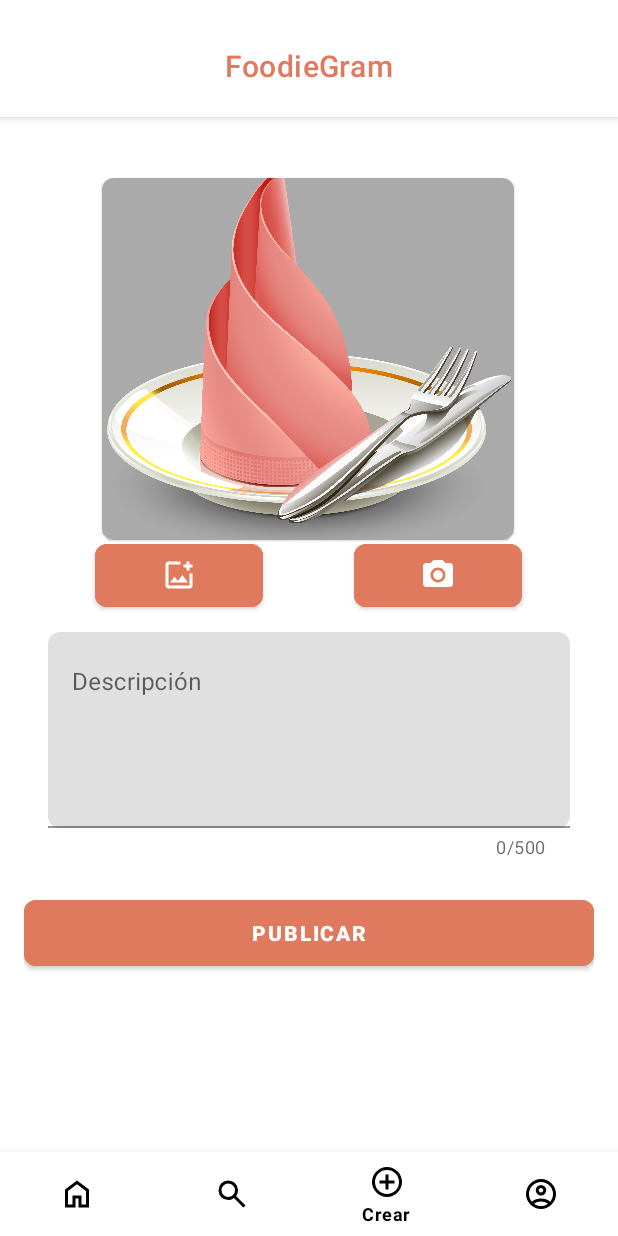
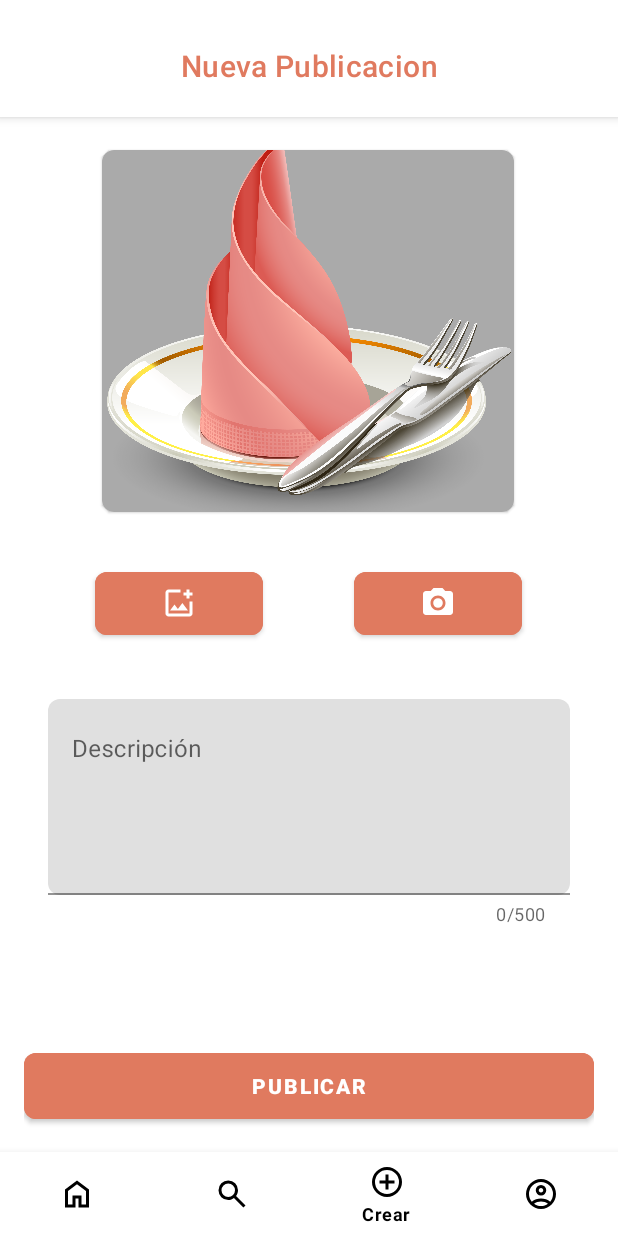
Before and after one commit to ferdSlg/FoodieGram, an Android app: the screen it shows after launch once a user with an empty profile is signed in (MainActivity), item 3 of the bottom bar chosen, on a phone screen of 412 x 824 dp. Run offline under Robolectric (Android 15) with nearby library versions, the phone set to English and light mode, and no system bars; our stand-ins replace Firebase (no records; nobody signed in at launch, a user with empty details on screens opened directly), navigation-ui; pictures from the network do not load.

Commit message:
nombre de cada fragment en la toolbar

```diff
--- a/app/src/main/AndroidManifest.xml
+++ b/app/src/main/AndroidManifest.xml
@@ -31,7 +31,7 @@
         </activity>
 
         <activity android:name=".MainActivity"
-            android:exported="false" />
+            android:exported="false"/>
 
         <meta-data
             android:name="com.google.android.gms.version"
--- a/app/src/main/java/com/ferd/foodiegram/MainActivity.java
+++ b/app/src/main/java/com/ferd/foodiegram/MainActivity.java
@@ -11,6 +11,7 @@ import androidx.core.view.WindowInsetsCompat;
 import androidx.fragment.app.Fragment;
 import androidx.navigation.NavController;
 import androidx.navigation.fragment.NavHostFragment;
+import androidx.navigation.ui.AppBarConfiguration;
 import androidx.navigation.ui.NavigationUI;
 
 import com.ferd.foodiegram.ui.LoginFragment;
@@ -24,12 +25,18 @@ public class MainActivity extends AppCompatActivity {
         super.onCreate(savedInstanceState);
         setContentView(R.layout.activity_main);
         setSupportActionBar(findViewById(R.id.toolbar));
+        AppBarConfiguration appBarConfiguration = new AppBarConfiguration.Builder(
+                R.id.crearPublicacionFragment,
+                R.id.homeFragment,
+                R.id.perfilFragment
+        ).build();
 
         // 1) Encuentra NavHostFragment y NavController
         NavHostFragment navHost = (NavHostFragment)
                 getSupportFragmentManager()
                         .findFragmentById(R.id.nav_host_fragment);
         NavController navController = navHost.getNavController();
+        NavigationUI.setupActionBarWithNavController(this, navController, appBarConfiguration);
 
         // 2) Conecta BottomNavigationView con NavController
         BottomNavigationView bottomNav = findViewById(R.id.bottomNavigationView);
--- a/app/src/main/res/layout/fragment_crear_publicacion.xml
+++ b/app/src/main/res/layout/fragment_crear_publicacion.xml
@@ -13,12 +13,10 @@
         android:layout_height="253dp"
         app:cardCornerRadius="8dp"
         app:cardUseCompatPadding="true"
-        app:layout_constraintBottom_toBottomOf="parent"
         app:layout_constraintEnd_toEndOf="parent"
         app:layout_constraintHorizontal_bias="0.496"
         app:layout_constraintStart_toStartOf="parent"
-        app:layout_constraintTop_toTopOf="parent"
-        app:layout_constraintVertical_bias="0.046">
+        app:layout_constraintTop_toTopOf="parent">
 
         <ImageView
             android:id="@+id/imagenSeleccionada"
@@ -35,47 +33,49 @@
         android:layout_width="112dp"
         android:layout_height="54dp"
         android:layout_marginHorizontal="0dp"
+        android:layout_marginTop="28dp"
         android:backgroundTint="#E07A5F"
+
         android:contentDescription="Galeria"
-
         android:gravity="center"
         app:cornerRadius="8dp"
         app:icon="@drawable/galeria"
         app:iconGravity="textStart"
         app:iconPadding="0dp"
         app:iconSize="24dp"
+
         app:iconTint="@android:color/white"
-
         app:layout_constraintBottom_toBottomOf="parent"
         app:layout_constraintEnd_toEndOf="parent"
         app:layout_constraintHorizontal_bias="0.176"
         app:layout_constraintStart_toStartOf="parent"
-        app:layout_constraintTop_toTopOf="parent"
-        app:layout_constraintVertical_bias="0.435" />
+        app:layout_constraintTop_toBottomOf="@+id/materialCardView"
+        app:layout_constraintVertical_bias="0.0" />
 
     <com.google.android.material.button.MaterialButton
         android:id="@+id/botonCamara"
         android:layout_width="112dp"
         android:layout_height="54dp"
         android:layout_marginHorizontal="0dp"
+        android:layout_marginTop="28dp"
         android:backgroundTint="#E07A5F"
+
         android:contentDescription="Galeria"
-
         android:gravity="center"
         app:cornerRadius="8dp"
         app:icon="@drawable/baseline_camera_alt_24"
         app:iconGravity="textStart"
         app:iconPadding="0dp"
+
         app:iconSize="24dp"
 
         app:iconTint="@android:color/white"
-
         app:layout_constraintBottom_toBottomOf="parent"
         app:layout_constraintEnd_toEndOf="parent"
         app:layout_constraintHorizontal_bias="0.82"
         app:layout_constraintStart_toStartOf="parent"
-        app:layout_constraintTop_toTopOf="parent"
-        app:layout_constraintVertical_bias="0.435" />
+        app:layout_constraintTop_toBottomOf="@+id/materialCardView"
+        app:layout_constraintVertical_bias="0.0" />
 
     <com.google.android.material.textfield.TextInputLayout
         android:id="@+id/textInputLayoutDescripcion"
@@ -86,31 +86,32 @@
 
 
         android:hint="Descripción"
-        app:hintEnabled="true"
+        app:boxBackgroundMode="filled"
+        app:boxCornerRadiusBottomEnd="8dp"
+        app:boxCornerRadiusBottomStart="8dp"
 
-        app:boxBackgroundMode="filled"
+        app:boxCornerRadiusTopEnd="8dp"
         app:boxCornerRadiusTopStart="8dp"
-        app:boxCornerRadiusTopEnd="8dp"
-        app:boxCornerRadiusBottomStart="8dp"
-        app:boxCornerRadiusBottomEnd="8dp"
 
         app:counterEnabled="true"
+
         app:counterMaxLength="500"
-
-        app:layout_constraintTop_toTopOf="parent"
-        app:layout_constraintBottom_toBottomOf="parent"
+        app:hintEnabled="true"
+        app:layout_constraintTop_toBottomOf="@id/botonGaleria"
+        app:layout_constraintBottom_toTopOf="@id/botonPublicar"
         app:layout_constraintStart_toStartOf="parent"
         app:layout_constraintEnd_toEndOf="parent"
-        app:layout_constraintVertical_bias="0.656">
+        app:layout_constraintBottom_toBottomOf="parent"
+        app:layout_constraintVertical_bias="0.248">
 
         <com.google.android.material.textfield.TextInputEditText
             android:id="@+id/editDescripcion"
             android:layout_width="match_parent"
             android:layout_height="wrap_content"
+            android:gravity="top"
             android:inputType="textMultiLine"
             android:lines="5"
-            android:gravity="top"
-            android:scrollbars="vertical"/>
+            android:scrollbars="vertical" />
     </com.google.android.material.textfield.TextInputLayout>
 
     <com.google.android.material.button.MaterialButton
@@ -118,17 +119,15 @@
         android:layout_width="0dp"
         android:layout_height="56dp"
         android:layout_marginHorizontal="0dp"
-        android:layout_marginTop="24dp"
         android:backgroundTint="#E07A5F"
         android:text="Publicar"
         android:textColor="@android:color/white"
         android:textStyle="bold"
         app:cornerRadius="8dp"
         app:layout_constraintBottom_toBottomOf="parent"
+        app:layout_constraintStart_toStartOf="parent"
         app:layout_constraintEnd_toEndOf="parent"
         app:layout_constraintHorizontal_bias="0.0"
-        app:layout_constraintStart_toStartOf="parent"
-        app:layout_constraintTop_toTopOf="parent"
-        app:layout_constraintVertical_bias="0.823" />
+        app:layout_constraintVertical_bias="0.645" />
 
 </androidx.constraintlayout.widget.ConstraintLayout>
--- a/app/src/main/res/layout/item_publicacion.xml
+++ b/app/src/main/res/layout/item_publicacion.xml
@@ -18,12 +18,16 @@
             android:layout_width="36dp"
             android:layout_height="31dp"
             android:layout_margin="12dp"
+            android:layout_marginStart="4dp"
+            android:layout_marginTop="2dp"
+
             android:contentDescription="Foto de usuario"
             android:src="@drawable/user"
 
+            app:layout_constraintBottom_toTopOf="@+id/imagenComida"
             app:layout_constraintStart_toStartOf="parent"
             app:layout_constraintTop_toTopOf="parent"
-
+            app:layout_constraintVertical_bias="0.222"
             app:shapeAppearanceOverlay="@style/ShapeAppearanceOverlay.MyCircular" />
 
         <TextView
@@ -44,13 +48,13 @@
             android:layout_width="0dp"
             android:layout_height="200dp"
             android:layout_marginTop="8dp"
+            android:backgroundTint="#D3D3D3"
+            android:scaleType="centerCrop"
             android:src="@drawable/plato"
-            android:scaleType="centerCrop"
-            android:backgroundTint="#D3D3D3"
-            app:shapeAppearanceOverlay="@style/ShapeAppearanceOverlay.MyRounded12dp"
+            app:layout_constraintEnd_toEndOf="parent"
+            app:layout_constraintStart_toStartOf="parent"
             app:layout_constraintTop_toBottomOf="@id/textNombreUsuario"
-            app:layout_constraintStart_toStartOf="parent"
-            app:layout_constraintEnd_toEndOf="parent"/>
+            app:shapeAppearanceOverlay="@style/ShapeAppearanceOverlay.MyRounded12dp" />
 
         <LinearLayout
             android:id="@+id/footer"
--- a/app/src/main/res/navigation/nav_graph.xml
+++ b/app/src/main/res/navigation/nav_graph.xml
@@ -7,11 +7,11 @@
     <fragment
         android:id="@+id/homeFragment"
         android:name="com.ferd.foodiegram.ui.home.HomeFragment"
-        android:label="HomeFragment" />
+        android:label="Home" />
     <fragment
         android:id="@+id/perfilFragment"
         android:name="com.ferd.foodiegram.ui.perfil.PerfilFragment"
-        android:label="PerfilFragment" >
+        android:label="Perfil" >
         <action
             android:id="@+id/action_perfilFragment_to_editPerfilFragment"
             app:destination="@id/editPerfilFragment" />
@@ -19,9 +19,9 @@
     <fragment
         android:id="@+id/crearPublicacionFragment"
         android:name="com.ferd.foodiegram.ui.home.CrearPublicacionFragment"
-        android:label="CrearPublicacionFragment" />
+        android:label="Nueva Publicacion" />
     <fragment
         android:id="@+id/editPerfilFragment"
         android:name="com.ferd.foodiegram.ui.perfil.EditPerfilFragment"
-        android:label="EditPerfilFragment" />
+        android:label="Editar Perfil" />
 </navigation>
```
